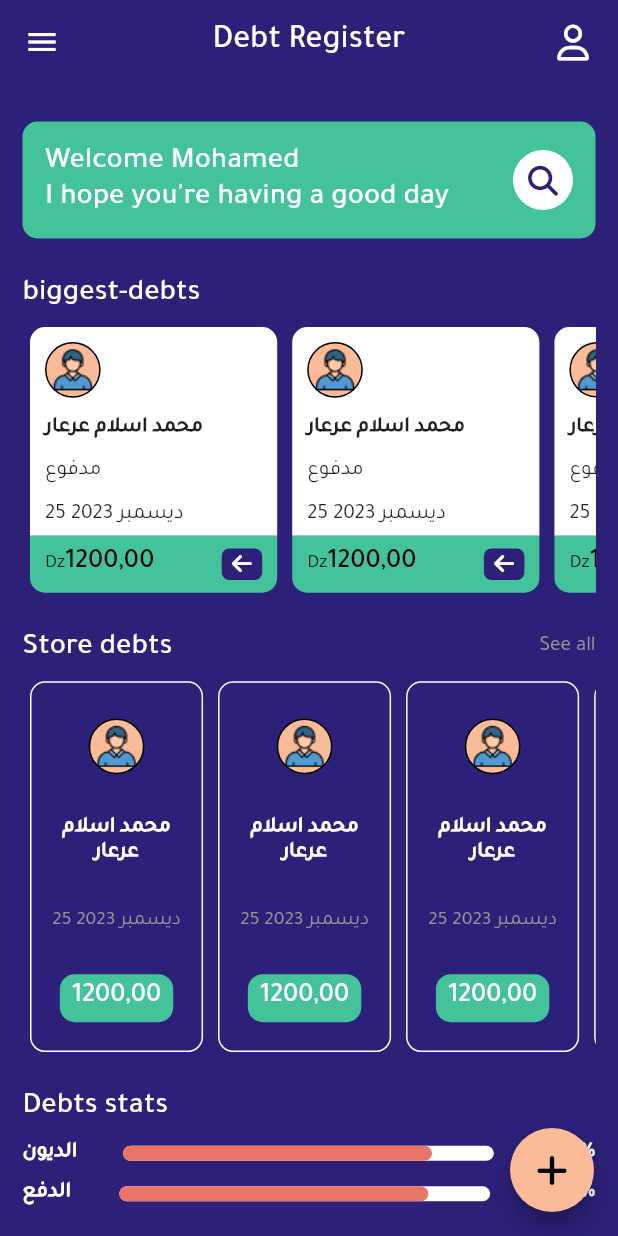
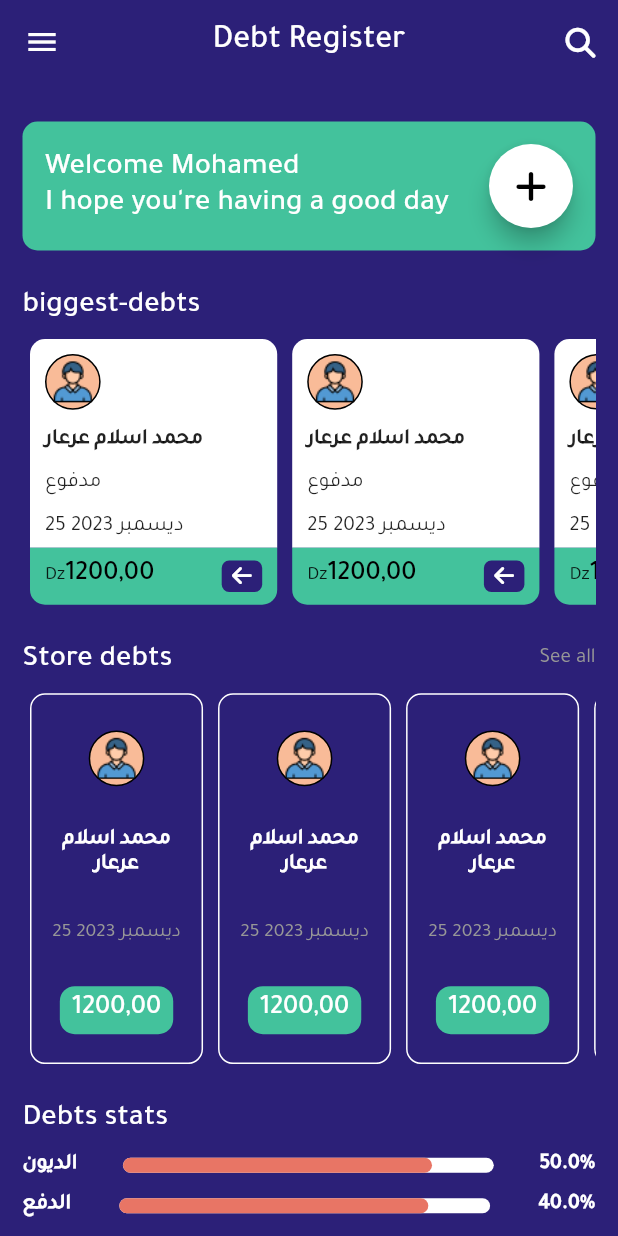
Before and after one commit to Mohamed-Ararr/store-debt, a Flutter app: the screen it shows after launch, on a phone screen of 412 x 824 dp. Run offline on Flutter 3.47's test engine with Material 2 defaults, Android fonts, the phone set to English and light mode, and no system bars; our stand-ins replace font_awesome_flutter, go_router; project files that could hold a hidden picture were left out.

Commit message:
change some appearances

```diff
--- a/lib/Features/Home Screen/Presentation/Widgets/AddNewDebtButton.dart
+++ b/lib/Features/Home Screen/Presentation/Widgets/AddNewDebtButton.dart
@@ -9,7 +9,7 @@ class AddNewDebtButton extends StatelessWidget {
   @override
   Widget build(BuildContext context) {
     return FloatingActionButton(
-      backgroundColor: AppColors.beigeColor,
+      backgroundColor: AppColors.whiteColor,
       onPressed: () {},
       child: Icon(FontAwesomeIcons.plus, color: Colors.black),
     );
--- a/lib/Features/Home Screen/Presentation/Widgets/GreetAndSearchCard.dart
+++ b/lib/Features/Home Screen/Presentation/Widgets/GreetAndSearchCard.dart
@@ -1,5 +1,6 @@
 import 'package:flutter/material.dart';
 import 'package:font_awesome_flutter/font_awesome_flutter.dart';
+import 'package:storedebt/Features/Home%20Screen/Presentation/Widgets/AddNewDebtButton.dart';
 
 import '../../../../Constants.dart';
 import '../../../../Core/AppLocal.dart';
@@ -27,21 +28,7 @@ class GreetAndSearchCard extends StatelessWidget {
               color: Colors.white,
             ),
           ),
-          Container(
-            padding: EdgeInsets.all(10),
-            decoration: BoxDecoration(
-              borderRadius: BorderRadius.circular(100),
-              color: Colors.white,
-            ),
-            child: InkWell(
-              onTap: () {},
-              child: Icon(
-                FontAwesomeIcons.magnifyingGlass,
-                size: 20,
-                color: AppColors.purpleColor,
-              ),
-            ),
-          ),
+          AddNewDebtButton(),
         ],
       ),
     );
--- a/lib/Features/Home Screen/Presentation/Widgets/HomeViewBody.dart
+++ b/lib/Features/Home Screen/Presentation/Widgets/HomeViewBody.dart
@@ -19,7 +19,6 @@ class HomeViewBody extends StatelessWidget {
   @override
   Widget build(BuildContext context) {
     return Scaffold(
-      floatingActionButton: AddNewDebtButton(),
       appBar: AppBar(
         elevation: 0,
         centerTitle: true,
@@ -29,10 +28,13 @@ class HomeViewBody extends StatelessWidget {
         ),
         actions: [
           Container(
-            margin: EdgeInsets.symmetric(horizontal: 18),
+            margin: EdgeInsets.symmetric(horizontal: 15),
             child: InkWell(
               onTap: () {},
-              child: Icon(FontAwesomeIcons.user),
+              child: Icon(
+                FontAwesomeIcons.magnifyingGlass,
+                size: 20,
+              ),
             ),
           ),
         ],
```
